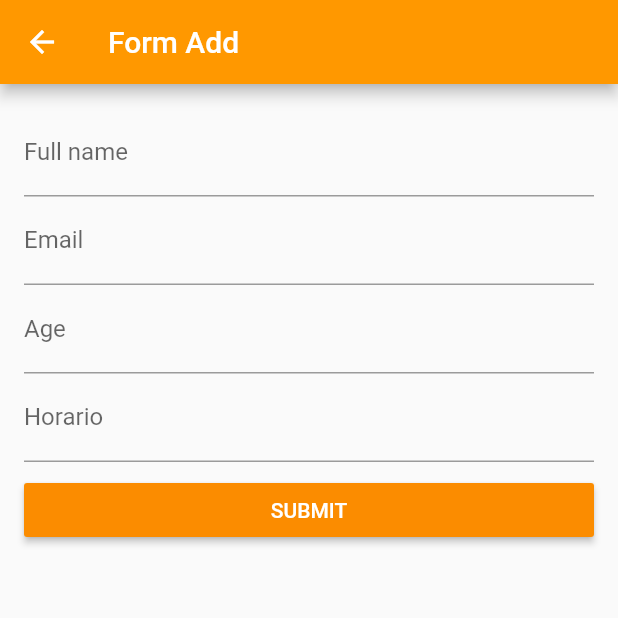
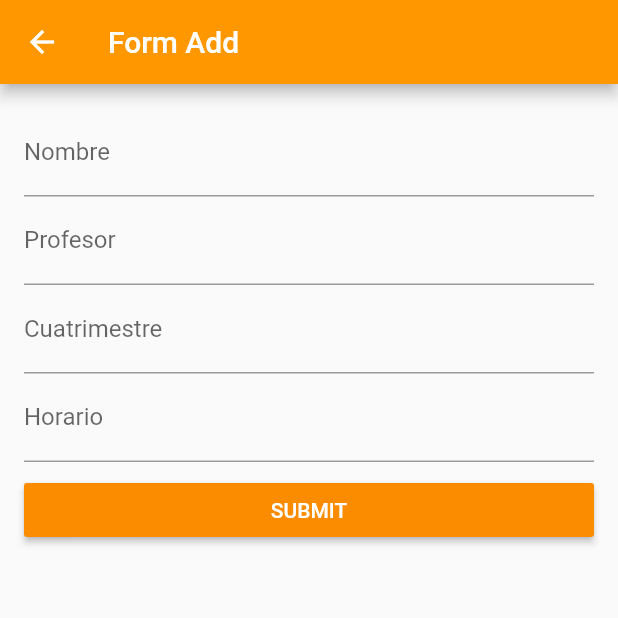
Before and after one commit to eddieware/consumir_web_api, a Flutter app: the FormAddScreen screen opened directly, on a phone screen of 412 x 824 dp, the top half of it. Run offline on Flutter 3.47's test engine with Material 2 defaults, Android fonts, the phone set to English and light mode, and no system bars; network calls fail.

Commit message:
funcional horario

```diff
--- a/lib/ui/home/form_add_screen.dart
+++ b/lib/ui/home/form_add_screen.dart
@@ -159,7 +159,7 @@ class _FormAddScreenState extends State<FormAddScreen> {
       controller: _controllerName,
       keyboardType: TextInputType.text,
       decoration: InputDecoration(
-        labelText: "Full name",
+        labelText: "Nombre",
         errorText: _isFieldNameValid == null || _isFieldNameValid
             ? null
             : "Full name is required",
@@ -178,10 +178,10 @@ class _FormAddScreenState extends State<FormAddScreen> {
       controller: _controllerProfesor,
       keyboardType: TextInputType.text,
       decoration: InputDecoration(
-        labelText: "Email",
+        labelText: "Profesor",
         errorText: _isFieldProfesor == null || _isFieldProfesor
             ? null
-            : "Email is required",
+            : "Profesor is required",
       ),
       onChanged: (value) {
         bool isFieldValid = value.trim().isNotEmpty;
@@ -197,11 +197,11 @@ class _FormAddScreenState extends State<FormAddScreen> {
       controller: _controllerCuatrimestre,
       keyboardType: TextInputType.number,
       decoration: InputDecoration(
-        labelText: "Age",
+        labelText: "Cuatrimestre",
         errorText:
             _isFieldCuatrimestreValid == null || _isFieldCuatrimestreValid
                 ? null
-                : "Age is required",
+                : "Cuatrimestre is required",
       ),
       onChanged: (value) {
         bool isFieldValid = value.trim().isNotEmpty;
--- a/lib/ui/home/home_screen.dart
+++ b/lib/ui/home/home_screen.dart
@@ -64,6 +64,7 @@ class _HomeScreenState extends State<HomeScreen> {
                     ),
                     Text(profile.profesor),
                     Text(profile.cuatrimestre.toString()),
+                    Text(profile.horario),
                     Row(
                       mainAxisAlignment: MainAxisAlignment.end,
                       children: <Widget>[
```
